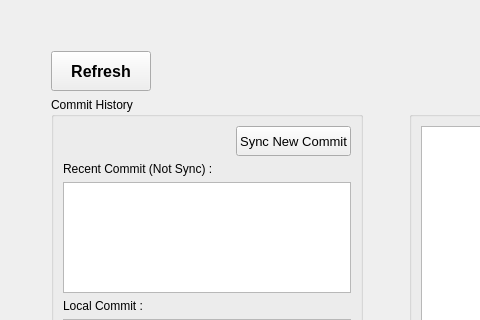
First picture: the form in plugins/core/submit/submit_section.ui, repository tonmaiart/UkoreHub, before the edit; both pictures show x 0 to 480 and y 0 to 320 of the 929 by 744 pixel window.
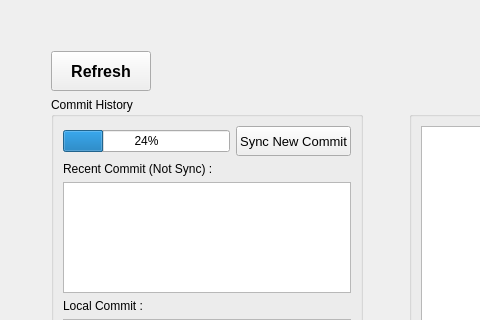
Second picture: the form after the edit.

Commit message: Sync from main @ 057d619: Fast commit: 2026-08-23 18:30

```diff
--- a/plugins/core/submit/submit_section.ui
+++ b/plugins/core/submit/submit_section.ui
@@ -153,19 +153,13 @@
               </widget>
              </item>
              <item row="0" column="0">
-              <layout class="QHBoxLayout" name="horizontalLayout_7">
+              <layout class="QHBoxLayout" name="horizontalLayout_7" stretch="10,1">
                <item>
-                <spacer name="horizontalSpacer_5">
-                 <property name="orientation">
-                  <enum>Qt::Horizontal</enum>
+                <widget class="QProgressBar" name="progressBar">
+                 <property name="value">
+                  <number>24</number>
                  </property>
-                 <property name="sizeHint" stdset="0">
-                  <size>
-                   <width>40</width>
-                   <height>20</height>
-                  </size>
-                 </property>
-                </spacer>
+                </widget>
                </item>
                <item>
                 <widget class="QPushButton" name="pushButton_sync">
```
The commit also changes 1 other file.
